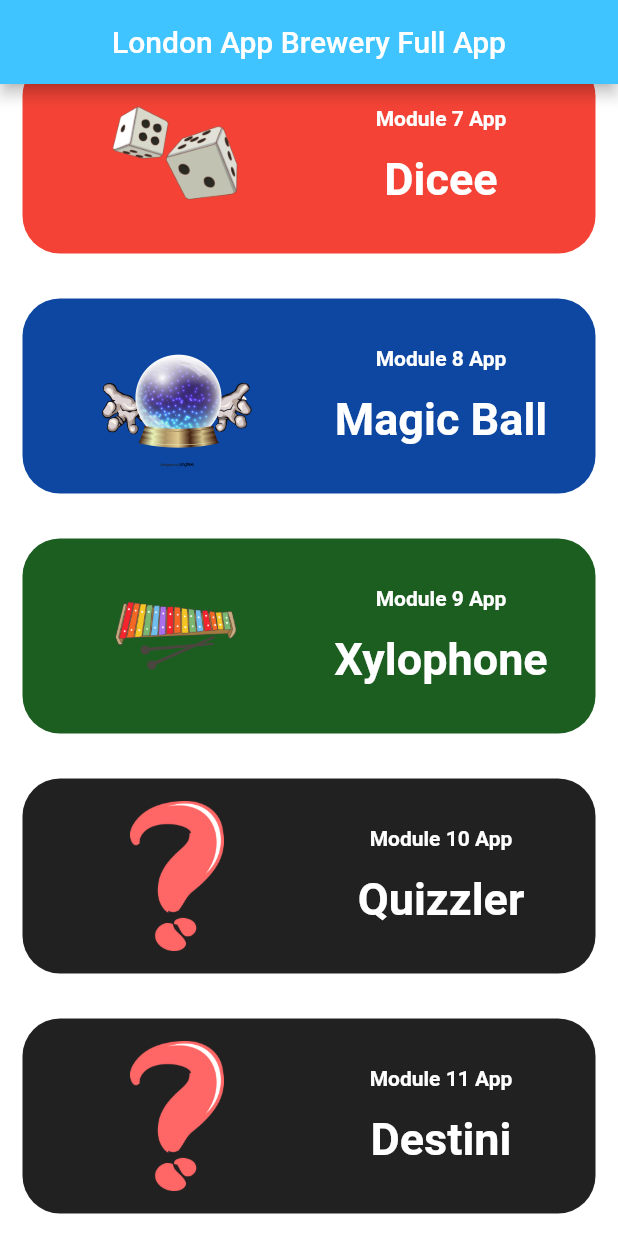
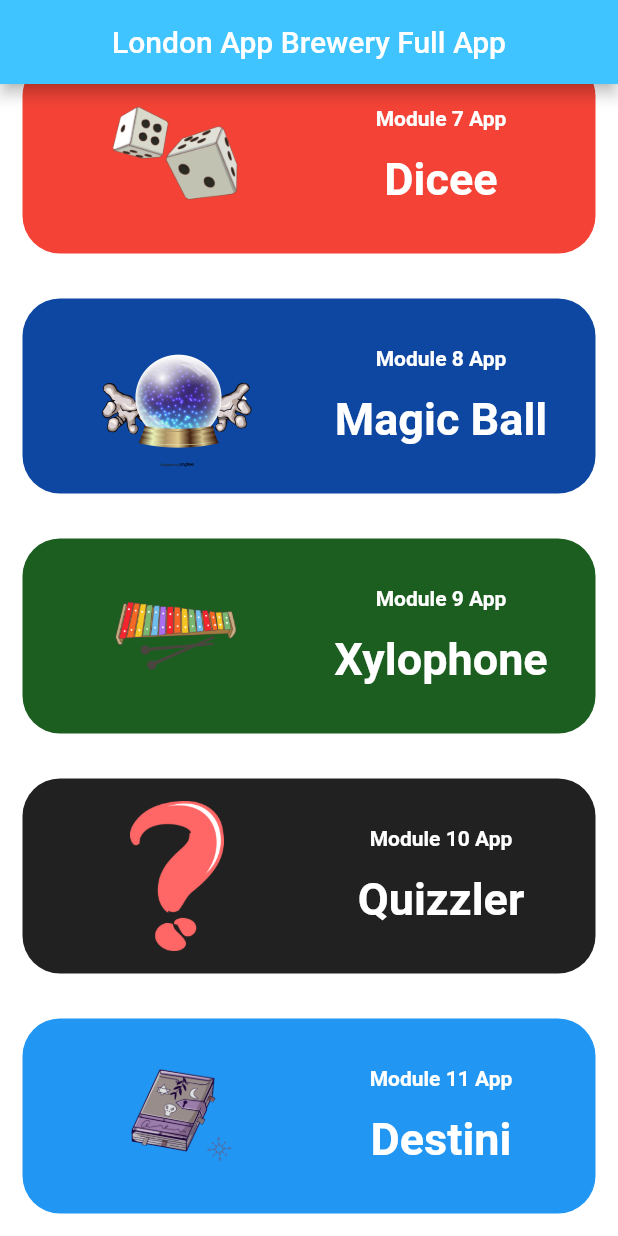
Before and after one commit to MostafaAtef96/the_complete_app_by_appbrewery, a Flutter app: the screen it shows after launch, scrolled down 512 dp, on a phone screen of 412 x 824 dp. Run offline on Flutter 3.47's test engine with Material 2 defaults, Android fonts, the phone set to English and light mode, and no system bars; our stand-ins replace audioplayers, rflutter_alert.

Commit message:
:lipstick: DEstini app card is updated to match the app theme.

```diff
--- a/lib/home_screen.dart
+++ b/lib/home_screen.dart
@@ -89,10 +89,10 @@
               ),
               AppCard(
                 //Image was downloaded from pngtree.com
-                appIconPath: 'images/quizzler.png',
+                appIconPath: 'images/destini.png',
                 moduleNumber: 11,
                 appTitle: 'Destini',
-                cardBackgroundColor: Colors.grey.shade900,
+                cardBackgroundColor: Colors.blue,
                 appTitleColor: Colors.white,
                 mainScreenRoute: '/Destini',
               ),
```
Also changed, not shown: images/destini.png (added).
